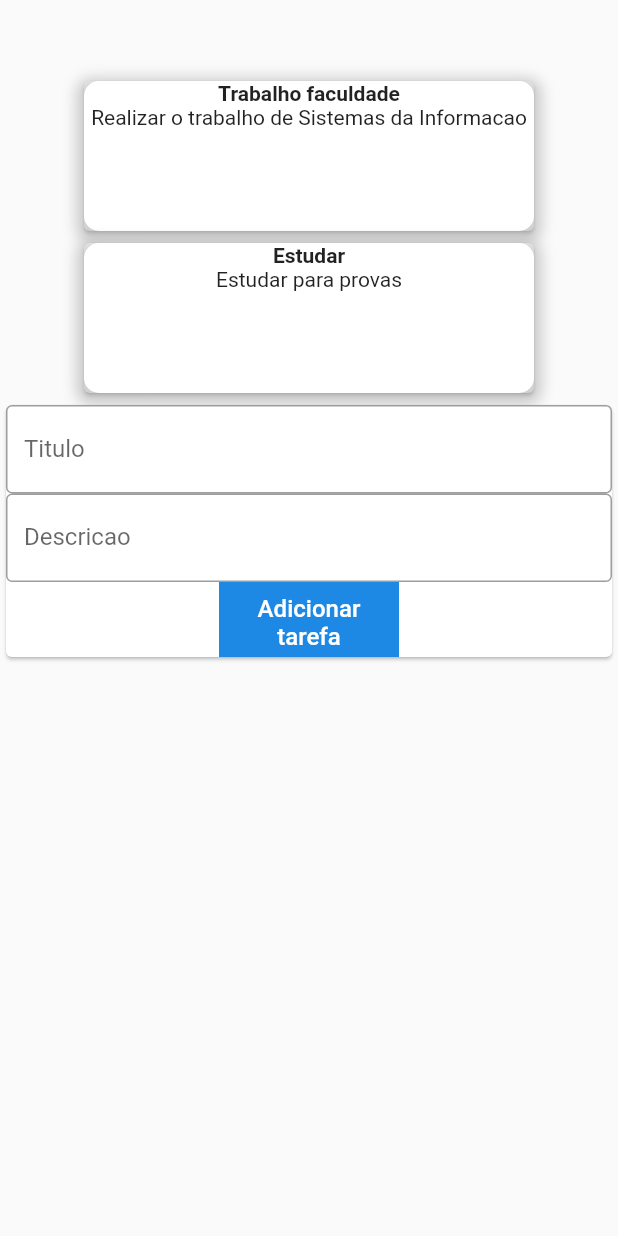
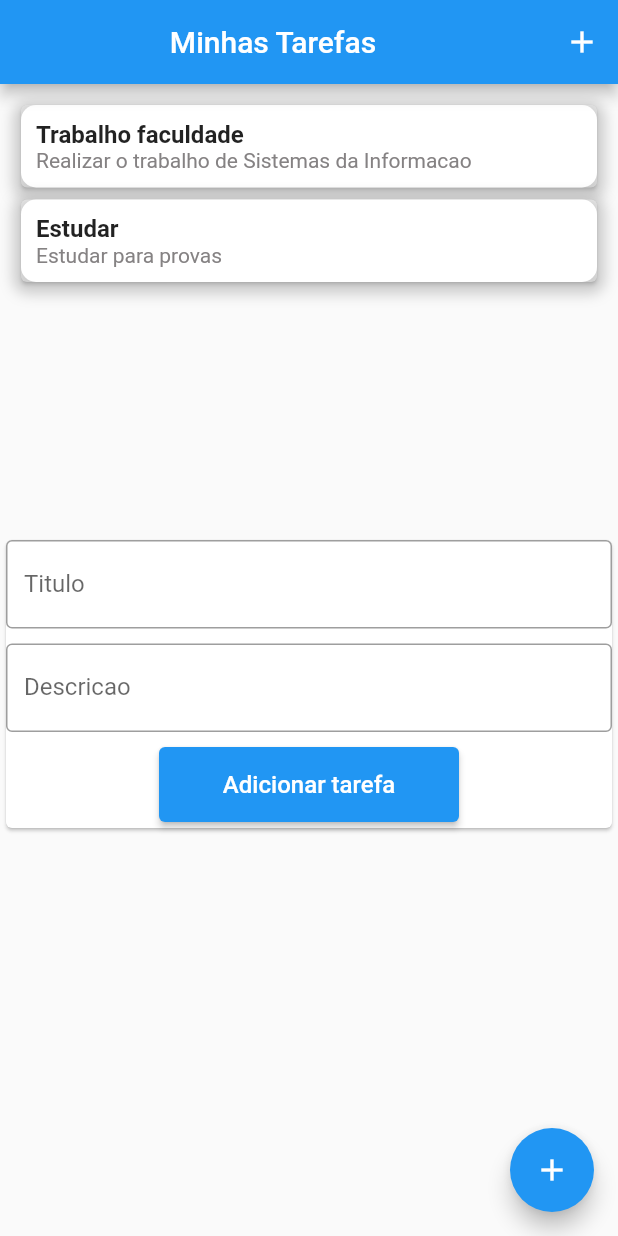
Before and after one commit to devv-thiago/to-do-list, a Flutter app: the screen it shows after launch, after a tap on "Adicionar tarefa", on a phone screen of 412 x 824 dp. Run offline on Flutter 3.47's test engine with Material 2 defaults, Android fonts, the phone set to English and light mode, and no system bars.

Commit message:
att 24/03 4

```diff
--- a/lib/components/task_input.dart
+++ b/lib/components/task_input.dart
@@ -4,35 +4,48 @@ class TaskInput extends StatelessWidget {
   final tituloController = TextEditingController();
   final descController = TextEditingController();
 
+  final void Function(String, String) onSubmit;
+
+  TaskInput(this.onSubmit);
+
+  _submitInput() {
+    final titulo = tituloController.text;
+    final desc = descController.text;
+    if (titulo.isEmpty || desc.isEmpty) {
+      return;
+    } else {
+      onSubmit(titulo, desc);
+    }
+  }
+
   @override
   Widget build(BuildContext context) {
-    return Card(
+    return Container(
+      height: 200,
+      child: Card(
         child: Column(
           children: [
-          Container(
-            child: TextField(
+            TextField(
               controller: tituloController,
               decoration: InputDecoration(
                 border: OutlineInputBorder(),
                 labelText: 'Titulo',
               ),
             ),
-          ),
-          Container(
-            child: TextField(
+            SizedBox(height: 10),
+            TextField(
               controller: descController,
               decoration: InputDecoration(
                 border: OutlineInputBorder(),
                 labelText: 'Descricao',
               ),
             ),
-          ),
+            SizedBox(height: 10),
             Container(
               height: 50,
-            width: 120,
-            color: Colors.blue[600],
-            child: TextButton(
-              onPressed: () {},
+              width: 200,
+              child: ElevatedButton(
+                onPressed: _submitInput,
                 child: const Text(
                   "Adicionar tarefa",
                   style: TextStyle(
@@ -45,6 +58,7 @@ class TaskInput extends StatelessWidget {
             )
           ],
         ),
+      ),
     );
   }
 }
--- a/lib/components/task_list.dart
+++ b/lib/components/task_list.dart
@@ -1,52 +1,68 @@
+import 'package:flutter/material.dart';
+import '../models/task.dart';
 import 'package:flutter/material.dart';
 import '../models/task.dart';
 
-class TaskList extends StatelessWidget {
+class TaskList extends StatefulWidget {
+  final List<Task> taskList;
 
+  const TaskList(this.taskList);
 
-  late final List<Task> taskList;
-
-  TaskList(this.taskList){
-
+  @override
+  State<TaskList> createState() => _TaskListState();
 }
 
+class _TaskListState extends State<TaskList> {
   @override
   Widget build(BuildContext context) {
-    return Column(children: [
-      ...taskList.map((t) {
+    return Container(
+      height: 300,
+      padding: EdgeInsets.all(10),
+      child: ListView.builder(
+        itemCount: widget.taskList.length,
+        itemBuilder: (ctx, index) {
+          //
+          final task = widget.taskList[index];
+          //
           return Card(
             child: Container(
-            height: 100,
-            width: 300,
+              padding: EdgeInsets.all(10),
               decoration: BoxDecoration(
                 boxShadow: [
                   BoxShadow(
                     color: Colors.grey.withOpacity(0.5),
                     spreadRadius: 5,
                     blurRadius: 7,
-                    offset: Offset(0, 3), // changes position of shadow
+                    offset: Offset(0, 3),
                   ),
                 ],
                 color: const Color.fromRGBO(255, 255, 255, 1),
-                borderRadius: const BorderRadius.only(
-                    topLeft: Radius.circular(10),
-                    topRight: Radius.circular(10),
-                    bottomLeft: Radius.circular(10),
-                    bottomRight: Radius.circular(10))),
+                borderRadius: const BorderRadius.all(
+                  Radius.circular(10),
+                ),
+              ),
               child: Column(
+                crossAxisAlignment: CrossAxisAlignment.start,
                 children: [
                   Text(
-                  t.title,
-                  style: TextStyle(
+                    task.title,
+                    style: const TextStyle(
                       fontWeight: FontWeight.bold,
+                      fontSize: 16,
                     ),
                   ),
-                Text(t.desc),
+                  Text(
+                    task.desc,
+                    style: TextStyle(
+                      color: Color.fromRGBO(133, 130, 131, 1),
+                    ),
+                  ),
                 ],
               ),
             ),
           );
-      })
-    ]);
+        },
+      ),
+    );
   }
 }
--- a/lib/components/task_user.dart
+++ b/lib/components/task_user.dart
@@ -7,6 +7,7 @@ class TaskUser extends StatefulWidget {
   @override
   State<TaskUser> createState() => _TaskUserState();
 }
+//
 
 class _TaskUserState extends State<TaskUser> {
   final _tasks = [
@@ -19,12 +20,23 @@ class _TaskUserState extends State<TaskUser> {
     )
   ];
 
+  void _addTask(String titulo, String descricao) {
+    final newTask = Task(
+      title: titulo,
+      desc: descricao,
+    );
+
+    setState(() {
+      _tasks.add(newTask);
+    });
+  }
+
   @override
   Widget build(BuildContext context) {
     return Column(
       children: [
         TaskList(_tasks),
-        TaskInput(),
+        TaskInput(_addTask),
       ],
     );
   }
--- a/lib/main.dart
+++ b/lib/main.dart
@@ -5,19 +5,49 @@ void main() {
   runApp(MyApp());
 }
 
-class MyApp extends StatelessWidget {
+class MyApp extends StatefulWidget {
+  @override
+  State<MyApp> createState() => _MyAppState();
+}
+
+class _MyAppState extends State<MyApp> {
+  int _selectedIndex = 0; // 1. Variável para armazenar o índice da página atual
+
   // This widget is the root of your application.
   @override
   Widget build(BuildContext context) {
     return MaterialApp(
       home: Scaffold(
+        appBar: AppBar(
+          title: const Center(child: Text("Minhas Tarefas")),
+          actions: [
+            IconButton(
+              onPressed: () {},
+              icon: Icon(Icons.add),
+            )
+          ],
+        ),
         body: Container(
-            margin: EdgeInsets.only(top: 50),
-            child: Column(
-              children: [
-                TaskUser(),
-              ],
-            )),
+          height: double.infinity,
+          width: double.infinity,
+          child: ListView(
+            children: [
+              Container(
+                child: Column(
+                  children: [
+                    TaskUser(),
+                  ],
+                ),
+              ),
+            ],
+          ),
+        ),
+        floatingActionButton: FloatingActionButton(
+          onPressed: () {},
+          child: const Icon(Icons.add),
+        ),
+        floatingActionButtonLocation: FloatingActionButtonLocation.endFloat,
+        bottomNavigationBar: BottomAppBar(),
       ),
     );
   }
--- a/lib/models/task.dart
+++ b/lib/models/task.dart
@@ -2,6 +2,5 @@ class Task {
   final String title;
   final String desc;
 
-  Task({required this.title, required this.desc}) {}
-
+  Task({required this.title, required this.desc});
 }
```
Lines whose indentation alone changed are shown as unchanged.
